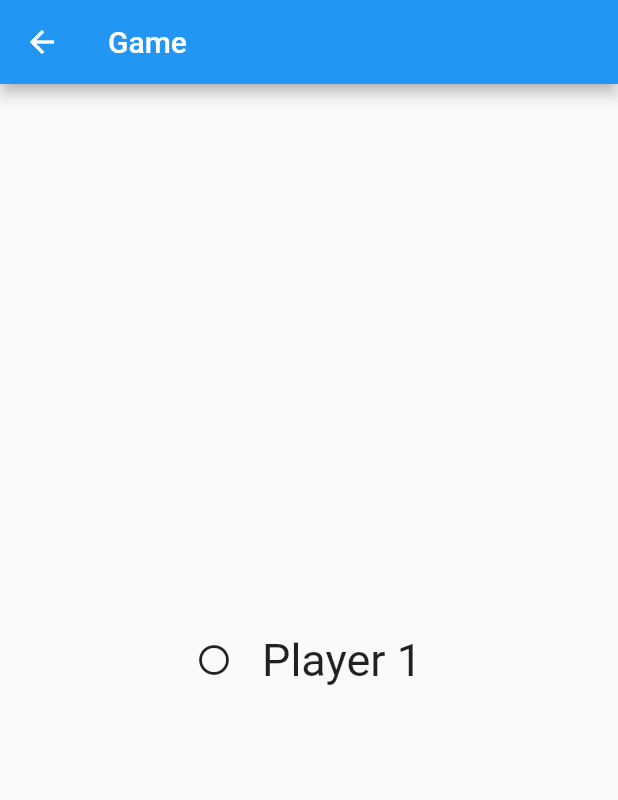
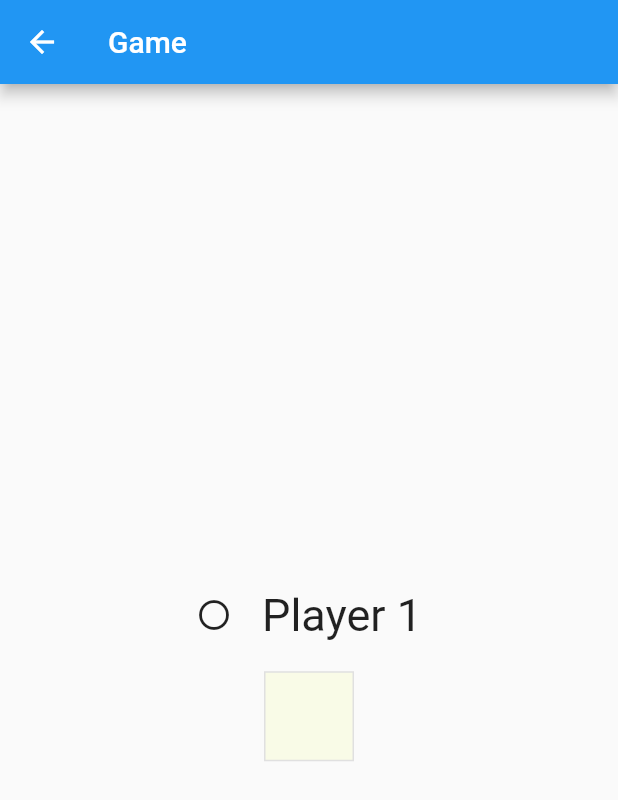
Before and after one commit to hungngocphat01/Flutter-VietnameseGomoku, a Flutter app: the GameplayRoute screen opened directly, on a phone screen of 412 x 824 dp. Shown: the top 800 px of the screen. Run offline on Flutter 3.47's test engine with Material 2 defaults, Android fonts, the light colour scheme and no system bars; our stand-ins replace tuple.

Commit message:
Migrate boardsize to provider

```diff
--- a/lib/game_processor.dart
+++ b/lib/game_processor.dart
@@ -1,23 +1,24 @@
 import 'package:flutter/material.dart';
 import 'package:gomoku/util/util.dart';
 import 'package:gomoku/util/enum.dart';
-import 'package:gomoku/globals.dart' as globals;
 
 class GameProcessor {
   late Player currentPlayer;
   late List<List<Player?>> boardData;
+  final int colNum;
+  final int rowNum;
 
-  GameProcessor() {
-    boardData = List.generate(
-        globals.rowNum, (i) => List.generate(globals.colNum, (j) => null));
+  GameProcessor(this.rowNum, this.colNum) {
+    boardData =
+        List.generate(rowNum, (i) => List.generate(colNum, (j) => null));
   }
 
   bool _rowInvalid(int row) {
-    return (row < 0 || row >= globals.rowNum);
+    return (row < 0 || row >= rowNum);
   }
 
   bool _colInvalid(int col) {
-    return (col < 0 || col >= globals.colNum);
+    return (col < 0 || col >= colNum);
   }
 
   List<Coordinate> _countStraight(int row, int col, Direction d) {
--- a/lib/globals.dart
+++ b/lib/globals.dart
@@ -5,5 +5,5 @@ import 'util/enum.dart';
 
 int colNum = 0;
 int rowNum = 0;
-Icon p1Icon = const Icon(Icons.panorama_fisheye_sharp);
-Icon p2Icon = const Icon(Icons.clear);
+const Icon p1Icon = Icon(Icons.panorama_fisheye_sharp);
+const Icon p2Icon = Icon(Icons.clear);
--- a/lib/ui/game_board.dart
+++ b/lib/ui/game_board.dart
@@ -4,11 +4,11 @@ import 'board_cell.dart';
 import 'package:gomoku/util/util.dart';
 import 'package:gomoku/util/enum.dart';
 import 'package:gomoku/game_processor.dart';
-import 'package:tuple/tuple.dart';
+import 'package:provider/provider.dart';
 import 'package:gomoku/globals.dart' as globals;
 
 class Gameboard extends StatefulWidget {
-  Gameboard({Key? key}) : super(key: key);
+  const Gameboard({Key? key}) : super(key: key);
 
   static _GameboardState? of(BuildContext context) {
     final _GameboardState? result =
@@ -21,11 +21,13 @@ class Gameboard extends StatefulWidget {
 }
 
 class _GameboardState extends State<Gameboard> {
+  final ValueNotifier<Player> _currentPlayer = ValueNotifier(Player.player1);
   late GameProcessor _processor;
-  late ValueNotifier<Player> _currentPlayer;
   late List<Row> _boardRows;
   late BuildContext _context;
   late double _cellSize;
+  late BoardSize _boardsize;
+  bool stateInitialized = false;
 
   double calculateCellSize(int cellnum, double dimension) {
     const minCellSize = 20;
@@ -40,10 +42,15 @@ class _GameboardState extends State<Gameboard> {
       p == Player.player1 ? "Player 1" : "Player 2";
 
   @override
-  initState() {
-    _processor = GameProcessor();
-    _currentPlayer = ValueNotifier(Player.player1);
-    super.initState();
+  didChangeDependencies() {
+    super.didChangeDependencies();
+    if (stateInitialized) {
+      return;
+    }
+    _boardsize = Provider.of<BoardSize>(context);
+    _processor = GameProcessor(_boardsize.getHeight(), _boardsize.getWidth());
+    _context = context;
+    stateInitialized = true;
   }
 
   Player handleUserClick(int row, int col) {
@@ -79,15 +86,14 @@ class _GameboardState extends State<Gameboard> {
 
   @override
   Widget build(BuildContext context) {
-    _context = context;
     // Try to determine the size of each cells
     try {
       _cellSize = min(
         min(
           calculateCellSize(
-              globals.rowNum, MediaQuery.of(context).size.height - 20),
+              _boardsize.getHeight(), MediaQuery.of(context).size.height - 20),
           calculateCellSize(
-              globals.colNum, MediaQuery.of(context).size.width - 20),
+              _boardsize.getWidth(), MediaQuery.of(context).size.width - 20),
         ),
         60,
       );
@@ -113,10 +119,10 @@ class _GameboardState extends State<Gameboard> {
 
     // Construct a grid
     _boardRows = [];
-    for (int i = 0; i < globals.rowNum; i++) {
+    for (int i = 0; i < _boardsize.height; i++) {
       // Construct columns for one row
       List<Widget> rowChildren = [];
-      for (int j = 0; j < globals.colNum; j++) {
+      for (int j = 0; j < _boardsize.width; j++) {
         rowChildren.add(BoardCell(i, j, _cellSize));
       }
       _boardRows.add(Row(
--- a/lib/ui/gameplay_route.dart
+++ b/lib/ui/gameplay_route.dart
@@ -3,7 +3,7 @@
 import 'package:tuple/tuple.dart';
 
 class GameplayRoute extends StatefulWidget {
-  GameplayRoute({Key? key}) : super(key: key);
+  const GameplayRoute({Key? key}) : super(key: key);
 
   @override
   _GameplayRouteState createState() => _GameplayRouteState();
--- a/lib/util/util.dart
+++ b/lib/util/util.dart
@@ -12,3 +12,11 @@ class TurnMessenger {
     required this.currentPlayer,
   });
 }
+
+class BoardSize {
+  double width = 1;
+  double height = 1;
+
+  getWidth() => width.round();
+  getHeight() => height.round();
+}
--- a/pubspec.yaml
+++ b/pubspec.yaml
@@ -35,6 +35,7 @@ dependencies:
   # Use with the CupertinoIcons class for iOS style icons.
   cupertino_icons: ^1.0.2
   tuple: ^2.0.0
+  provider: ^5.0.0
 
 dev_dependencies:
   flutter_test:
```
Also changed, not shown: lib/main.dart (+8 -3 lines), lib/ui/homescreen_route.dart (+12 -13 lines), pubspec.lock.
